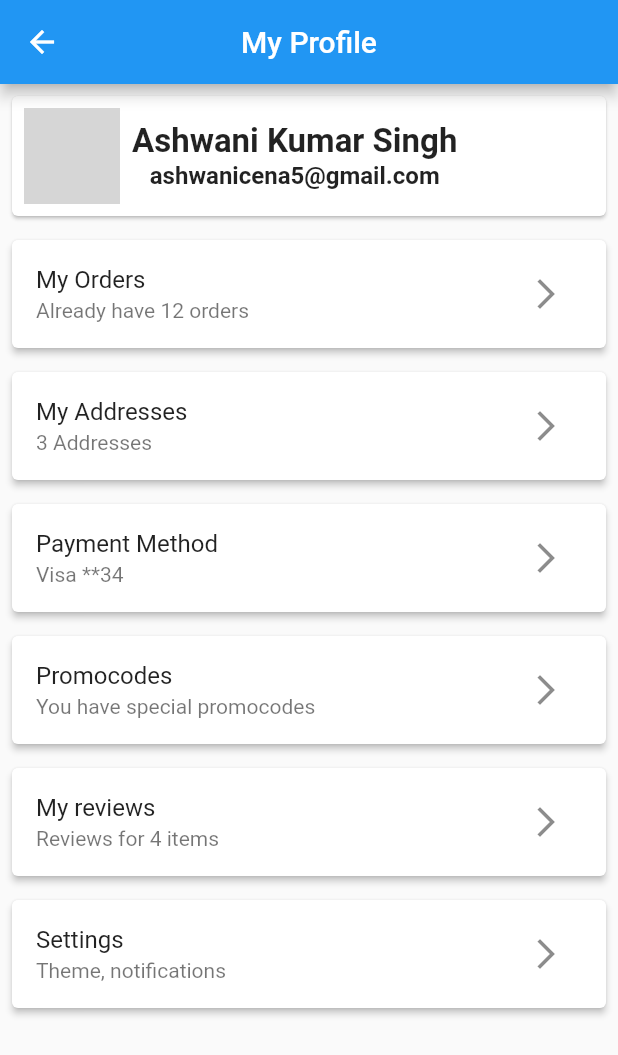
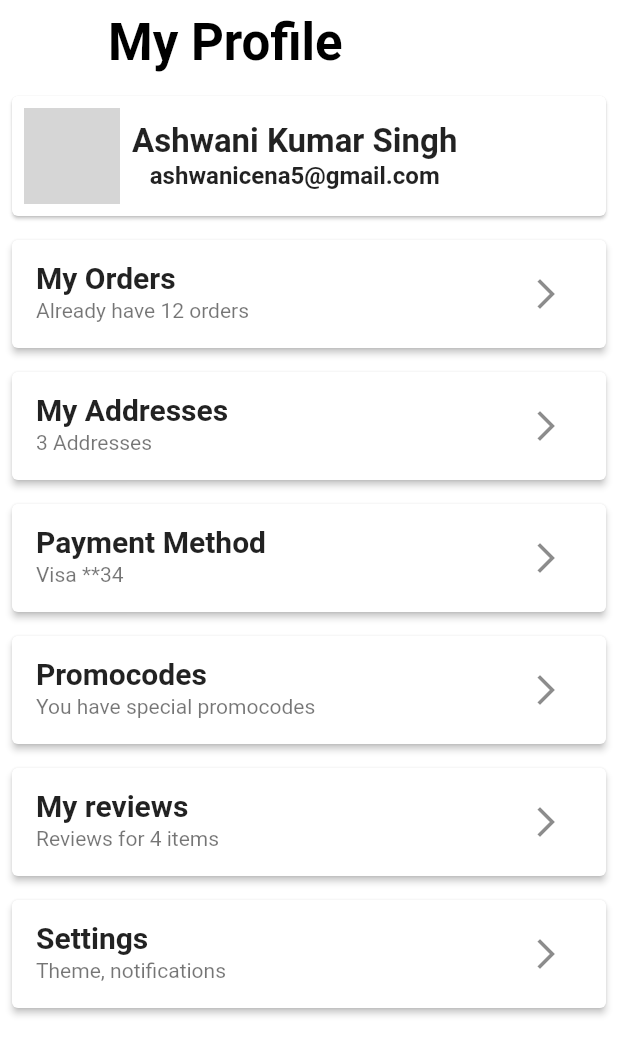
Before and after one commit to ashwanisng/Shopify, a Flutter app: the ProfileView screen opened by its route, on a phone screen of 412 x 824 dp. Shown: the top 1055 px of the screen. Run offline on Flutter 3.47's test engine with Material 2 defaults, Android fonts, the phone set to English and light mode, and no system bars; our stand-ins replace carousel_slider, get; network calls fail; grey boxes are pictures that could not be loaded.

Commit message:
ui bug fixed

```diff
--- a/lib/app/modules/product/views/product_view.dart
+++ b/lib/app/modules/product/views/product_view.dart
@@ -163,8 +163,6 @@ class ProductView extends GetView<ProductController> {
                     productSize: controller.choosenSize.value,
                   ),
                 );
-
-                print("printingggggggggggggg");
               },
             ),
           ),
--- a/lib/app/modules/profile/views/profile_view.dart
+++ b/lib/app/modules/profile/views/profile_view.dart
@@ -12,9 +12,19 @@ class ProfileView extends GetView<ProfileController> {
   @override
   Widget build(BuildContext context) {
     return Scaffold(
+      backgroundColor: Env.colors.primaryWhite,
       appBar: AppBar(
-        title: Text('My Profile'),
-        centerTitle: true,
+        title: Text(
+          'My Profile',
+          style: TextStyle(
+            color: Env.colors.primaryBlack,
+            fontSize: 34,
+            fontWeight: FontWeight.w600,
+            fontFamily: 'Roboto',
+          ),
+        ),
+        backgroundColor: Env.colors.primaryWhite,
+        elevation: 0,
       ),
       body: SingleChildScrollView(
         child: Column(
--- a/lib/app/modules/wishlist/bindings/wishlist_binding.dart
+++ b/lib/app/modules/wishlist/bindings/wishlist_binding.dart
@@ -1,5 +1,4 @@
 import 'package:get/get.dart';
-import 'package:shopify/app/controller/wishlist_functionality.dart';
 
 import 'package:shopify/app/modules/wishlist/controllers/wishlist_controller.dart';
 
@@ -10,10 +9,5 @@ class WishlistBinding extends Bindings {
       () => WishlistController(),
       fenix: true,
     );
-
-    // Get.lazyPut<WishlistFunctionality>(
-    //   () => WishlistFunctionality(),
-    //   fenix: true,
-    // );
   }
 }
--- a/lib/app/utils/custom_card.dart
+++ b/lib/app/utils/custom_card.dart
@@ -1,12 +1,14 @@
 // ignore_for_file: use_key_in_widget_constructors
 
 import 'package:flutter/material.dart';
+import 'package:shopify/app/core/enviroment/env.dart';
 
 class CustomCardView extends StatelessWidget {
   final String? cardName;
   final String? cardSubTitile;
   final Function()? onPress;
 
+  // ignore: prefer_const_constructors_in_immutables
   CustomCardView({
     @required this.cardName,
     @required this.cardSubTitile,
@@ -18,7 +20,10 @@ class CustomCardView extends StatelessWidget {
       margin: const EdgeInsets.all(8),
       elevation: 2,
       child: ListTile(
-        title: Text(cardName!),
+        title: Text(
+          cardName!,
+          style: Env.textStyles.descriptiveItem,
+        ),
         subtitle: Text(cardSubTitile!),
         trailing: IconButton(
           onPressed: onPress,
```
Also changed, not shown: lib/app/modules/cart/views/cart_view.dart (+6 -5 lines), lib/app/modules/product/controllers/product_controller.dart (+0 -34 lines), lib/app/modules/wishlist/views/wishlist_view.dart (+12 -59 lines).
